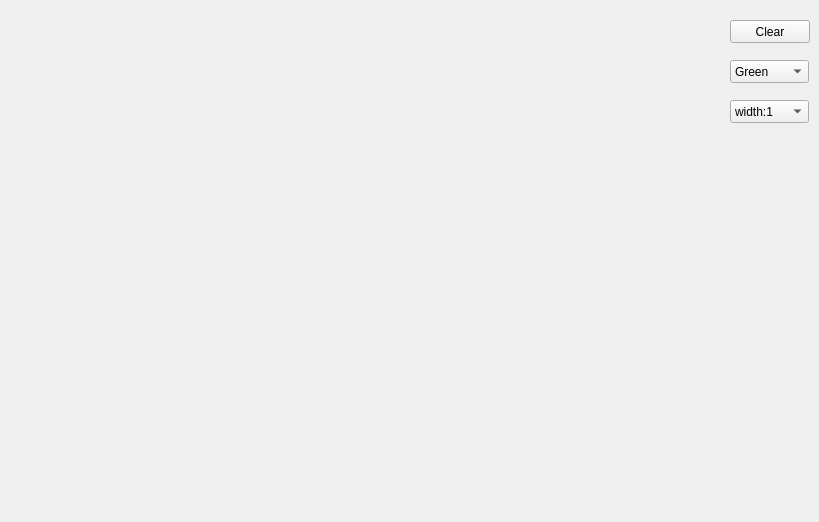
First picture: the form in widget.ui, repository Black8Mamba/MultiTouch, before the edit.
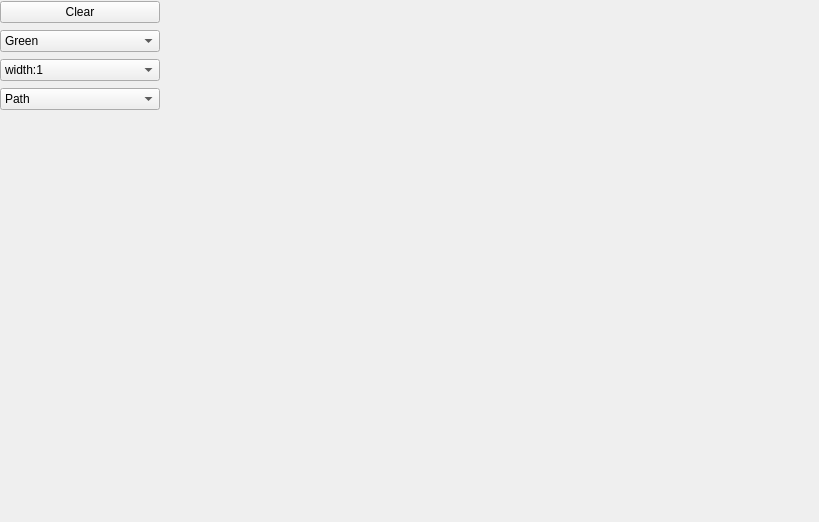
Second picture: the form after the edit.

Diff of the .ui file:
```diff
--- a/widget.ui
+++ b/widget.ui
@@ -13,28 +13,25 @@
   <property name="windowTitle">
    <string>Widget</string>
   </property>
+  <widget class="QWidget" name="verticalLayoutWidget">
+   <property name="geometry">
+    <rect>
+     <x>0</x>
+     <y>0</y>
+     <width>160</width>
+     <height>112</height>
+    </rect>
+   </property>
+   <layout class="QVBoxLayout" name="verticalLayout">
+    <item>
   <widget class="QPushButton" name="pushButton">
-   <property name="geometry">
-    <rect>
-     <x>730</x>
-     <y>20</y>
-     <width>80</width>
-     <height>23</height>
-    </rect>
-   </property>
    <property name="text">
     <string>Clear</string>
    </property>
   </widget>
+    </item>
+    <item>
   <widget class="QComboBox" name="comboBox">
-   <property name="geometry">
-    <rect>
-     <x>730</x>
-     <y>60</y>
-     <width>79</width>
-     <height>23</height>
-    </rect>
-   </property>
    <item>
     <property name="text">
      <string>Green</string>
@@ -61,15 +58,9 @@
     </property>
    </item>
   </widget>
+    </item>
+    <item>
   <widget class="QComboBox" name="thickness">
-   <property name="geometry">
-    <rect>
-     <x>730</x>
-     <y>100</y>
-     <width>79</width>
-     <height>23</height>
-    </rect>
-   </property>
    <item>
     <property name="text">
      <string>width:1</string>
@@ -120,6 +111,38 @@
      <string>width:10</string>
     </property>
    </item>
+     </widget>
+    </item>
+    <item>
+     <widget class="QComboBox" name="GraphicsType">
+      <item>
+       <property name="text">
+        <string>Path</string>
+       </property>
+      </item>
+      <item>
+       <property name="text">
+        <string>Rect</string>
+       </property>
+      </item>
+      <item>
+       <property name="text">
+        <string>Ellipse</string>
+       </property>
+      </item>
+      <item>
+       <property name="text">
+        <string>Line</string>
+       </property>
+      </item>
+      <item>
+       <property name="text">
+        <string>Erase</string>
+       </property>
+      </item>
+     </widget>
+    </item>
+   </layout>
   </widget>
  </widget>
  <resources/>
```
Lines whose indentation alone changed are shown as unchanged.
